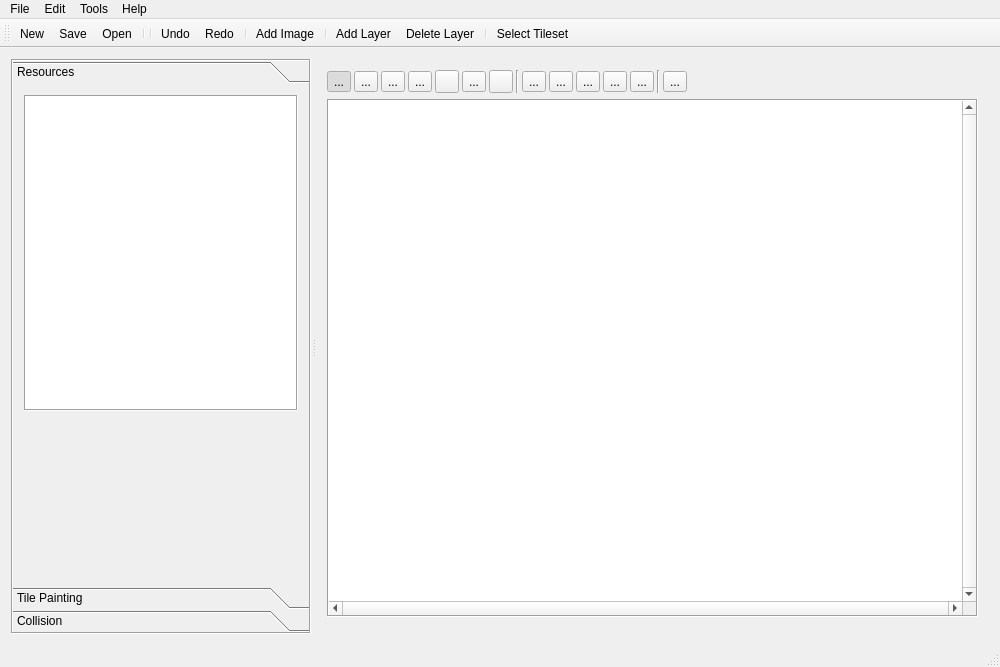
Above: MainWindow.ui from Preece/TGL before the change. Below: the same form after it.
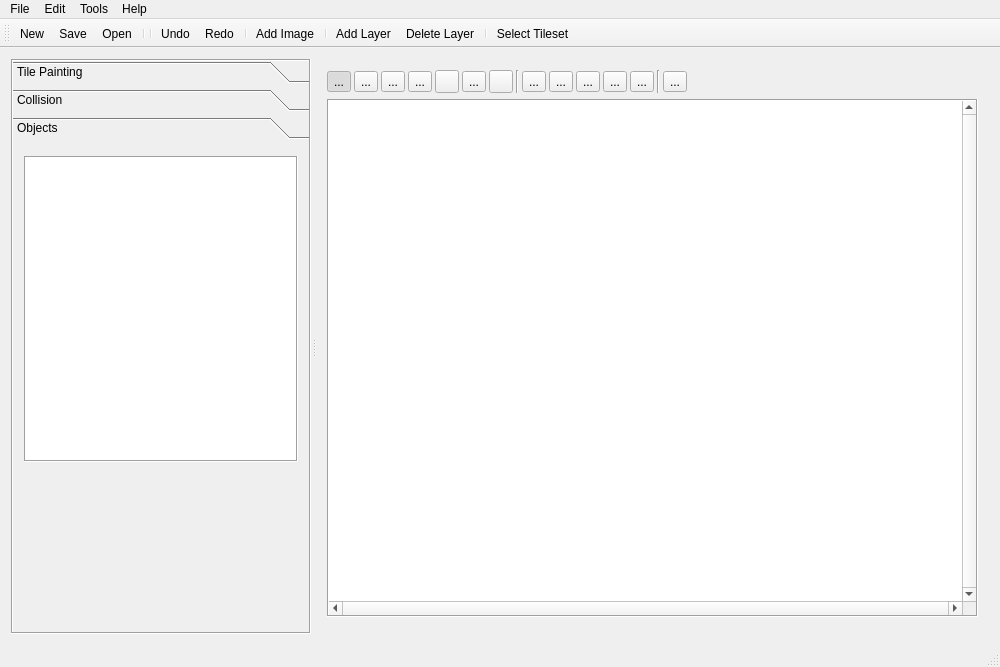
That is the form after the change. The open tabs and pages were chosen to show the change. Icons and pictures are not drawn. Custom widgets are drawn as their Qt base class.

```diff
--- a/MainWindow.ui
+++ b/MainWindow.ui
@@ -117,7 +117,7 @@
         <number>1</number>
        </property>
        <property name="tabSpacing">
-        <number>1</number>
+        <number>6</number>
        </property>
        <widget class="QWidget" name="resourcesBox">
         <property name="geometry">
@@ -125,96 +125,7 @@
           <x>0</x>
           <y>0</y>
           <width>298</width>
-          <height>511</height>
-         </rect>
-        </property>
-        <attribute name="icon">
-         <iconset resource="Icons.qrc">
-          <normaloff>:/Icons/new.png</normaloff>:/Icons/new.png</iconset>
-        </attribute>
-        <attribute name="label">
-         <string>Resources</string>
-        </attribute>
-        <layout class="QVBoxLayout" name="verticalLayout_4">
-         <item>
-          <widget class="ResourceView" name="resourceView">
-           <property name="sizePolicy">
-            <sizepolicy hsizetype="Minimum" vsizetype="Preferred">
-             <horstretch>0</horstretch>
-             <verstretch>2</verstretch>
-            </sizepolicy>
-           </property>
-           <property name="minimumSize">
-            <size>
-             <width>0</width>
-             <height>0</height>
-            </size>
-           </property>
-           <property name="frameShape">
-            <enum>QFrame::Box</enum>
-           </property>
-           <property name="frameShadow">
-            <enum>QFrame::Sunken</enum>
-           </property>
-           <property name="alternatingRowColors">
-            <bool>true</bool>
-           </property>
-           <property name="iconSize">
-            <size>
-             <width>16</width>
-             <height>16</height>
-            </size>
-           </property>
-           <property name="indentation">
-            <number>10</number>
-           </property>
-           <property name="rootIsDecorated">
-            <bool>true</bool>
-           </property>
-           <property name="animated">
-            <bool>false</bool>
-           </property>
-           <attribute name="headerVisible">
-            <bool>false</bool>
-           </attribute>
-           <column>
-            <property name="text">
-             <string>Project Resources</string>
-            </property>
-           </column>
-          </widget>
-         </item>
-         <item>
-          <widget class="PropertyBrowser" name="propertyBrowser" native="true">
-           <property name="sizePolicy">
-            <sizepolicy hsizetype="Minimum" vsizetype="Preferred">
-             <horstretch>0</horstretch>
-             <verstretch>1</verstretch>
-            </sizepolicy>
-           </property>
-           <property name="minimumSize">
-            <size>
-             <width>0</width>
-             <height>50</height>
-            </size>
-           </property>
-           <property name="maximumSize">
-            <size>
-             <width>16777215</width>
-             <height>16777215</height>
-            </size>
-           </property>
-          </widget>
-         </item>
-        </layout>
-       </widget>
-       <widget class="QWidget" name="tilePaintingBox">
-        <property name="geometry">
-         <rect>
-          <x>0</x>
-          <y>0</y>
-          <width>298</width>
-          <height>511</height>
+          <height>496</height>
          </rect>
         </property>
         <attribute name="icon">
@@ -337,6 +248,95 @@
          <string>Collision</string>
         </attribute>
        </widget>
+       <widget class="QWidget" name="objectsTab">
+        <property name="geometry">
+         <rect>
+          <x>0</x>
+          <y>0</y>
+          <width>298</width>
+          <height>496</height>
+         </rect>
+        </property>
+        <attribute name="icon">
+         <iconset resource="Icons.qrc">
+          <normaloff>:/Icons/new.png</normaloff>:/Icons/new.png</iconset>
+        </attribute>
+        <attribute name="label">
+         <string>Objects</string>
+        </attribute>
+        <layout class="QVBoxLayout" name="verticalLayout_4">
+         <item>
+          <widget class="ResourceView" name="resourceView">
+           <property name="sizePolicy">
+            <sizepolicy hsizetype="Minimum" vsizetype="Preferred">
+             <horstretch>0</horstretch>
+             <verstretch>2</verstretch>
+            </sizepolicy>
+           </property>
+           <property name="minimumSize">
+            <size>
+             <width>0</width>
+             <height>0</height>
+            </size>
+           </property>
+           <property name="frameShape">
+            <enum>QFrame::Box</enum>
+           </property>
+           <property name="frameShadow">
+            <enum>QFrame::Sunken</enum>
+           </property>
+           <property name="alternatingRowColors">
+            <bool>true</bool>
+           </property>
+           <property name="iconSize">
+            <size>
+             <width>16</width>
+             <height>16</height>
+            </size>
+           </property>
+           <property name="indentation">
+            <number>10</number>
+           </property>
+           <property name="rootIsDecorated">
+            <bool>true</bool>
+           </property>
+           <property name="animated">
+            <bool>false</bool>
+           </property>
+           <attribute name="headerVisible">
+            <bool>false</bool>
+           </attribute>
+           <column>
+            <property name="text">
+             <string>Project Resources</string>
+            </property>
+           </column>
+          </widget>
+         </item>
+         <item>
+          <widget class="PropertyBrowser" name="propertyBrowser" native="true">
+           <property name="sizePolicy">
+            <sizepolicy hsizetype="Minimum" vsizetype="Preferred">
+             <horstretch>0</horstretch>
+             <verstretch>1</verstretch>
+            </sizepolicy>
+           </property>
+           <property name="minimumSize">
+            <size>
+             <width>0</width>
+             <height>50</height>
+            </size>
+           </property>
+           <property name="maximumSize">
+            <size>
+             <width>16777215</width>
+             <height>16777215</height>
+            </size>
+           </property>
+          </widget>
+         </item>
+        </layout>
+       </widget>
       </widget>
       <widget class="QStackedWidget" name="viewStack">
        <property name="sizePolicy">
```
Left out of the diff: 8 changed lines with no effect on the pictures.
